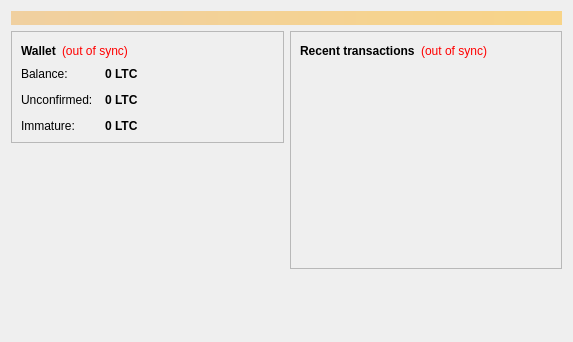
Old version of the form src/qt/forms/overviewpage.ui in the repository ShockwaveCryptocurrency/Shockwave.
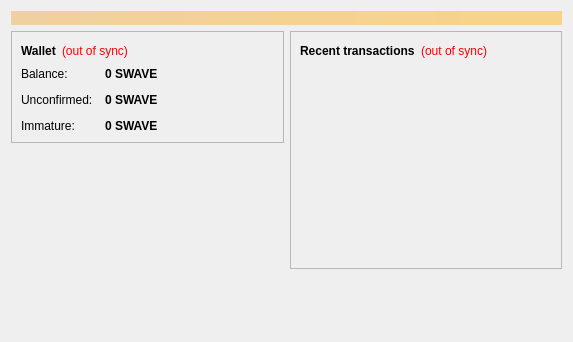
New version of the form.

The edit to the form file:
```diff
--- a/src/qt/forms/overviewpage.ui
+++ b/src/qt/forms/overviewpage.ui
@@ -122,7 +122,7 @@
                <string>Your current balance</string>
               </property>
               <property name="text">
-               <string notr="true">0 LTC</string>
+               <string notr="true">0 SWAVE</string>
               </property>
               <property name="textInteractionFlags">
                <set>Qt::LinksAccessibleByMouse|Qt::TextSelectableByKeyboard|Qt::TextSelectableByMouse</set>
@@ -151,7 +151,7 @@
                <string>Total of transactions that have yet to be confirmed, and do not yet count toward the current balance</string>
               </property>
               <property name="text">
-               <string notr="true">0 LTC</string>
+               <string notr="true">0 SWAVE</string>
               </property>
               <property name="textInteractionFlags">
                <set>Qt::LinksAccessibleByMouse|Qt::TextSelectableByKeyboard|Qt::TextSelectableByMouse</set>
@@ -177,7 +177,7 @@
                <string>Mined balance that has not yet matured</string>
               </property>
               <property name="text">
-               <string notr="true">0 LTC</string>
+               <string notr="true">0 SWAVE</string>
               </property>
               <property name="textInteractionFlags">
                <set>Qt::LinksAccessibleByMouse|Qt::TextSelectableByKeyboard|Qt::TextSelectableByMouse</set>
```
Left out of the diff: 4 changed lines with no effect on the pictures.
